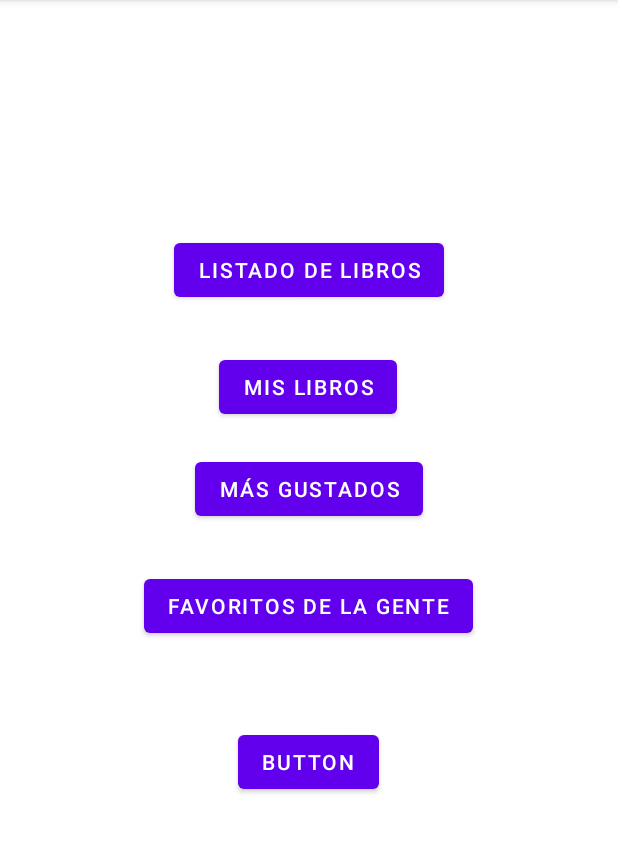
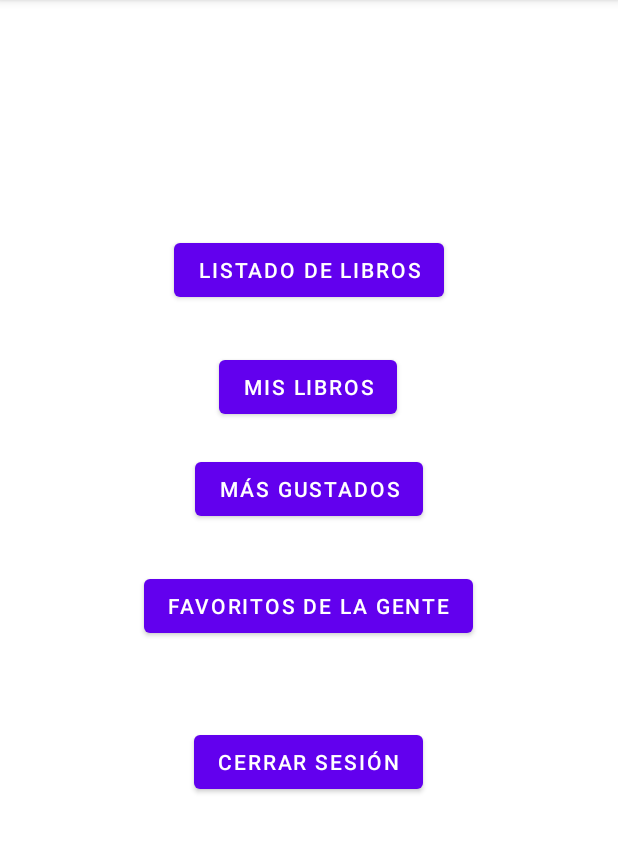
Before and after one commit to RaulMoyaGimeno/libreria, an Android app: the MainScreenActivity screen opened directly, with no data from a screen before it, on a phone screen of 412 x 824 dp, the part 84-937 px from its top. Run offline under Robolectric (Android 15) with nearby library versions, the phone set to English and light mode, and no system bars.

Commit message:
botones pantalla principal

```diff
--- a/app/src/main/java/com/rmoya/libreria/view/MainScreenActivity.java
+++ b/app/src/main/java/com/rmoya/libreria/view/MainScreenActivity.java
@@ -2,11 +2,11 @@ package com.rmoya.libreria.view;
 
 import androidx.appcompat.app.AppCompatActivity;
 
+import android.content.Intent;
 import android.content.SharedPreferences;
 import android.os.Bundle;
 import android.preference.PreferenceManager;
 import android.widget.Button;
-import android.widget.ImageButton;
 
 import com.rmoya.libreria.R;
 
@@ -17,10 +17,40 @@ public class MainScreenActivity extends AppCompatActivity {
         super.onCreate(savedInstanceState);
         setContentView(R.layout.activity_main_screen);
 
+        Button btnAbrirJson = findViewById(R.id.btnAbrirJson);
+        Button btnAbrirBbdd = findViewById(R.id.btnAbrirBbdd);
+        Button btnAbrirFavs = findViewById(R.id.btnAbrirFavs);
+        Button btnAbrirLikes = findViewById(R.id.btnAbrirLikes);
         Button btnCerrarSesion = findViewById(R.id.btnCerrarSesion);
-        btnCerrarSesion.setOnClickListener(v->{
+
+        btnAbrirJson.setOnClickListener(v -> {
+            launchActivity(JsonActivity.class);
+        });
+
+        btnAbrirBbdd.setOnClickListener(v -> {
+            launchActivity(BBDDActivity.class);
+        });
+
+
+        btnAbrirFavs.setOnClickListener(v -> {
+            launchActivity(FavsActivity.class);
+        });
+
+        btnAbrirLikes.setOnClickListener(v -> {
+            launchActivity(LikesActivity.class);
+        });
+
+        btnCerrarSesion.setOnClickListener(v -> {
             SharedPreferences sharedPreferences = PreferenceManager.getDefaultSharedPreferences(this);
-          sharedPreferences.edit().clear().apply();
+            sharedPreferences.edit().clear().apply();
+            launchActivity(LoginActivity.class);
+            finish();
         });
+
+    }
+
+    public void launchActivity(Class clase) {
+        Intent intent = new Intent(getApplicationContext(), clase);
+        startActivity(intent);
     }
 }
--- a/app/src/main/res/layout/activity_main_screen.xml
+++ b/app/src/main/res/layout/activity_main_screen.xml
@@ -7,7 +7,7 @@
     tools:context=".view.MainScreenActivity">
 
     <Button
-        android:id="@+id/button"
+        android:id="@+id/btnAbrirJson"
         android:layout_width="wrap_content"
         android:layout_height="wrap_content"
         android:layout_marginTop="156dp"
@@ -17,7 +17,7 @@
         app:layout_constraintTop_toTopOf="parent" />
 
     <Button
-        android:id="@+id/button2"
+        android:id="@+id/btnAbrirBbdd"
         android:layout_width="wrap_content"
         android:layout_height="wrap_content"
         android:layout_marginTop="30dp"
@@ -25,20 +25,20 @@
         app:layout_constraintEnd_toEndOf="parent"
         app:layout_constraintHorizontal_bias="0.498"
         app:layout_constraintStart_toStartOf="parent"
-        app:layout_constraintTop_toBottomOf="@+id/button" />
+        app:layout_constraintTop_toBottomOf="@+id/btnAbrirJson" />
 
     <Button
-        android:id="@+id/button3"
+        android:id="@+id/btnAbrirLikes"
         android:layout_width="wrap_content"
         android:layout_height="wrap_content"
         android:layout_marginTop="20dp"
         android:text="Más gustados"
         app:layout_constraintEnd_toEndOf="parent"
         app:layout_constraintStart_toStartOf="parent"
-        app:layout_constraintTop_toBottomOf="@+id/button2" />
+        app:layout_constraintTop_toBottomOf="@+id/btnAbrirBbdd" />
 
     <Button
-        android:id="@+id/button4"
+        android:id="@+id/btnAbrirFavs"
         android:layout_width="wrap_content"
         android:layout_height="wrap_content"
         android:layout_marginTop="30dp"
@@ -46,17 +46,17 @@
         app:layout_constraintEnd_toEndOf="parent"
         app:layout_constraintHorizontal_bias="0.497"
         app:layout_constraintStart_toStartOf="parent"
-        app:layout_constraintTop_toBottomOf="@+id/button3" />
+        app:layout_constraintTop_toBottomOf="@+id/btnAbrirLikes" />
 
     <Button
         android:id="@+id/btnCerrarSesion"
         android:layout_width="wrap_content"
         android:layout_height="wrap_content"
         android:layout_marginTop="56dp"
-        android:text="Button"
+        android:text="Cerrar sesión"
         app:layout_constraintEnd_toEndOf="parent"
         app:layout_constraintHorizontal_bias="0.498"
         app:layout_constraintStart_toStartOf="parent"
-        app:layout_constraintTop_toBottomOf="@+id/button4" />
+        app:layout_constraintTop_toBottomOf="@+id/btnAbrirFavs" />
 
 </androidx.constraintlayout.widget.ConstraintLayout>
```
